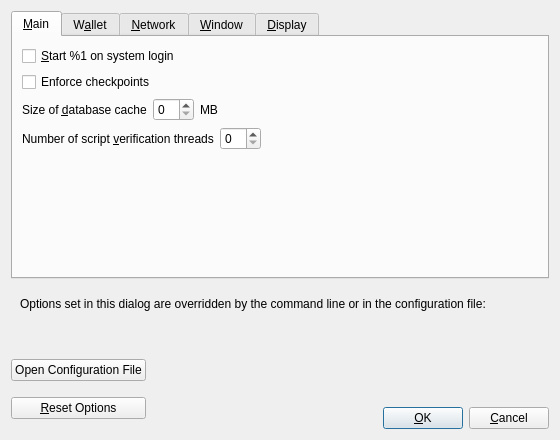
The window that src/qt/forms/optionsdialog.ui (equalishcoin/equalishcoind) describes before a commit, drawn with Qt 5.
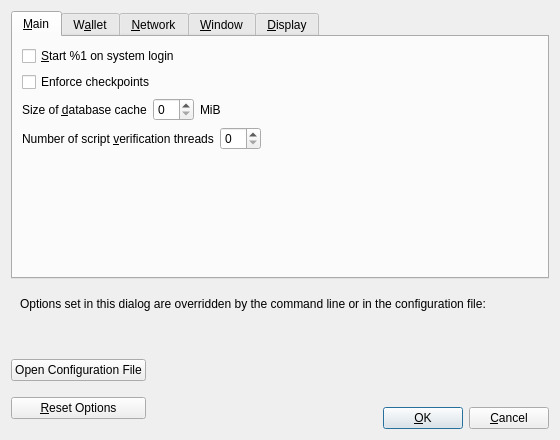
The same window after the commit. Custom widgets are drawn as their Qt base class.

What changed in the file:
```diff
--- a/src/qt/forms/optionsdialog.ui
+++ b/src/qt/forms/optionsdialog.ui
@@ -68,7 +68,7 @@
          <item>
           <widget class="QLabel" name="databaseCacheUnitLabel">
            <property name="text">
-            <string>MB</string>
+            <string>MiB</string>
            </property>
            <property name="textFormat">
             <enum>Qt::PlainText</enum>
```
